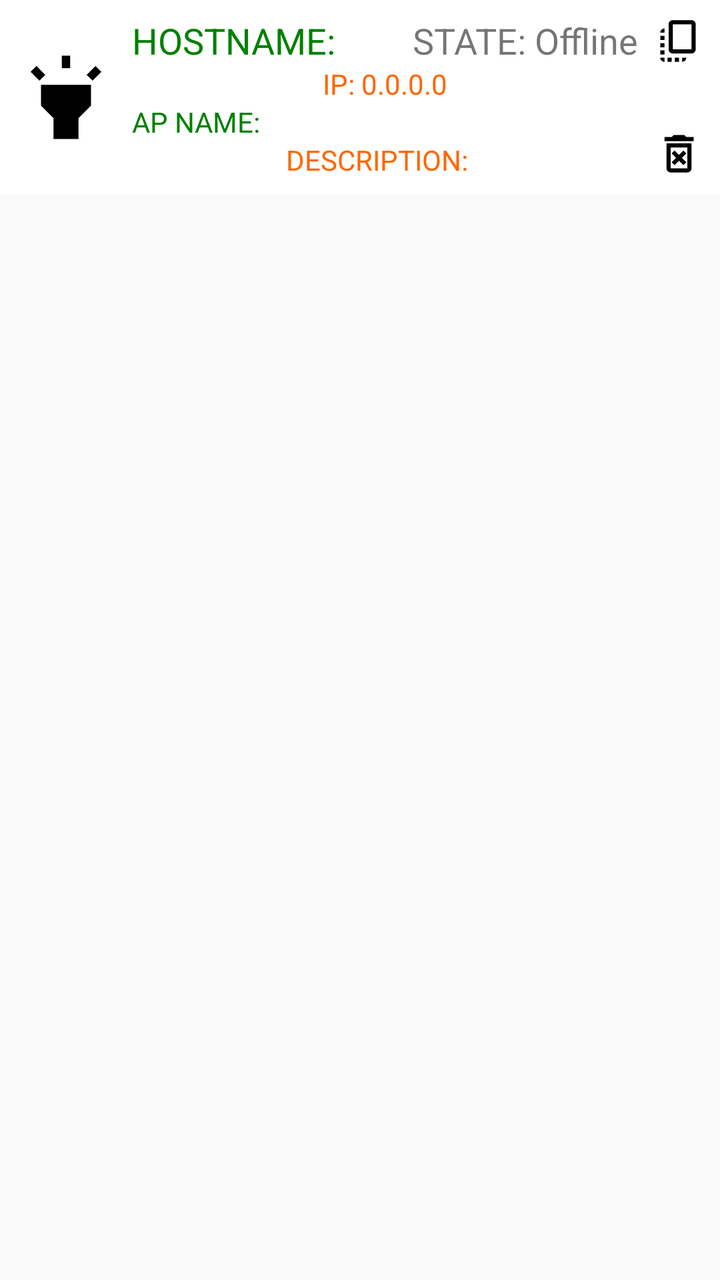
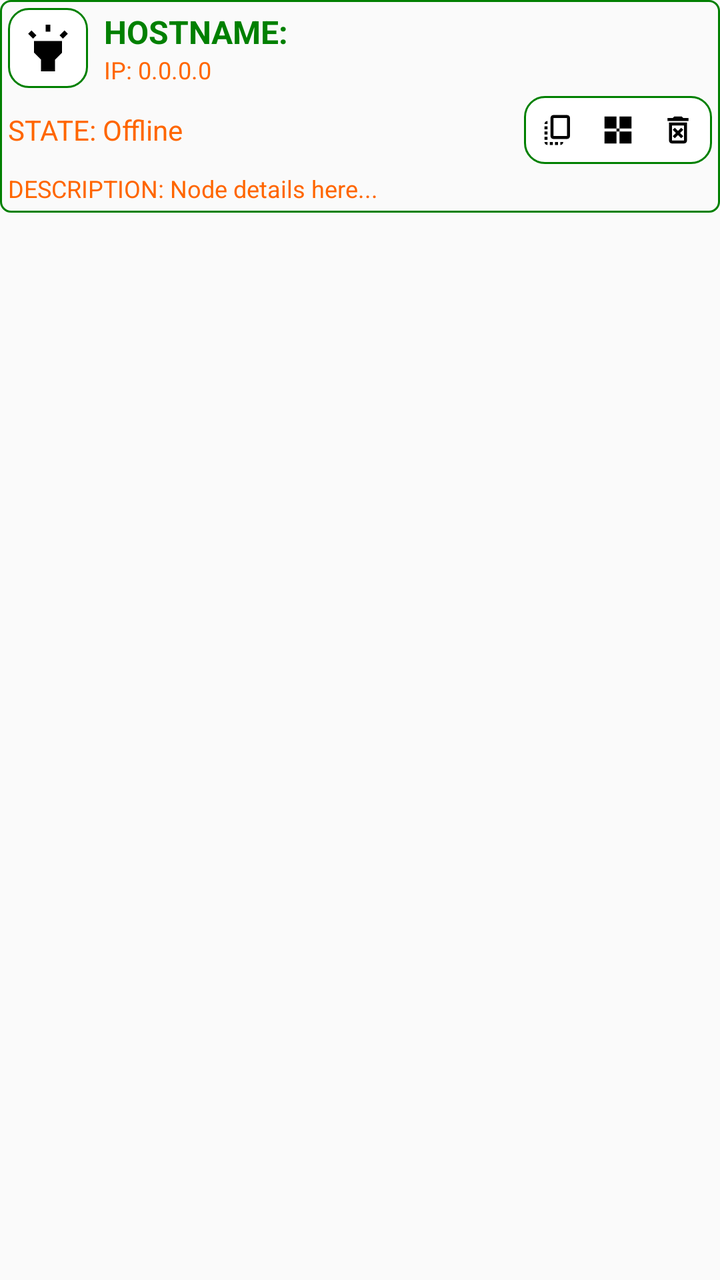

Two renders of the same Android screen: before a commit and after it. Below are the layout's source before the change and the commit's diff.
<!-- AndroidManifest.xml: application theme AppTheme -->
<!-- res/layout/node_view.xml -->
<?xml version="1.0" encoding="utf-8"?>
<FrameLayout xmlns:android="http://schemas.android.com/apk/res/android"
    xmlns:app="http://schemas.android.com/apk/res-auto"
    xmlns:tools="http://schemas.android.com/tools"
    android:layout_width="match_parent"
    android:layout_height="wrap_content"
    android:layout_margin="8dp">

    <androidx.constraintlayout.widget.ConstraintLayout
        android:layout_width="match_parent"
        android:layout_height="wrap_content"
        android:background="@color/colorPrimary">

        <ImageView
            android:id="@+id/imgHighlight"
            android:layout_width="50dp"
            android:layout_height="50dp"
            android:layout_marginStart="8dp"
            android:layout_marginEnd="8dp"
            android:contentDescription="Highlight"
            android:scaleType="fitXY"
            android:src="@drawable/ic_highlight_black_24dp"
            app:layout_constraintBottom_toBottomOf="parent"
            app:layout_constraintStart_toStartOf="parent"
            app:layout_constraintTop_toTopOf="parent" />


        <TextView
            android:id="@+id/tvHostname"
            android:layout_width="wrap_content"
            android:layout_height="wrap_content"
            android:layout_marginStart="8dp"
            android:layout_marginTop="8dp"
            android:text="HOSTNAME:"
            android:textColor="@color/colorAccent"
            android:textSize="18sp"
            app:layout_constraintStart_toEndOf="@+id/imgHighlight"
            app:layout_constraintTop_toTopOf="parent" />

        <TextView
            android:id="@+id/tvIP"
            android:layout_width="wrap_content"
            android:layout_height="wrap_content"
            android:layout_marginStart="8dp"
            android:layout_marginEnd="8dp"
            android:text="IP: 0.0.0.0"
            android:textColor="@color/colorPrimaryDark"
            android:textSize="14sp"
            app:layout_constraintEnd_toStartOf="@+id/imgDuplicate"
            app:layout_constraintLeft_toRightOf="parent"
            app:layout_constraintStart_toEndOf="@+id/imgHighlight"
            app:layout_constraintTop_toBottomOf="@+id/tvHostname" />

        <TextView
            android:id="@+id/tvState"
            android:layout_width="wrap_content"
            android:layout_height="wrap_content"
            android:layout_marginTop="8dp"
            android:layout_marginEnd="8dp"
            android:text="STATE: Offline"
            android:textSize="18sp"
            app:layout_constraintEnd_toStartOf="@+id/imgDuplicate"
            app:layout_constraintTop_toTopOf="parent" />

        <TextView
            android:id="@+id/tvWifiName"
            android:layout_width="wrap_content"
            android:layout_height="wrap_content"
            android:layout_marginStart="8dp"
            android:text="AP NAME:"
            android:textColor="@color/colorAccent"
            android:textSize="14sp"
            app:layout_constraintStart_toEndOf="@+id/imgHighlight"
            app:layout_constraintTop_toBottomOf="@id/tvIP" />

        <TextView
            android:id="@+id/tvDescription"
            android:layout_width="wrap_content"
            android:layout_height="wrap_content"
            android:layout_marginEnd="8dp"
            android:layout_marginBottom="8dp"
            android:text="DESCRIPTION:"
            android:textColor="@color/colorPrimaryDark"
            android:textSize="14sp"
            app:layout_constraintBottom_toBottomOf="parent"
            app:layout_constraintEnd_toStartOf="@+id/imgDelete"
            app:layout_constraintStart_toEndOf="@+id/imgHighlight"
            app:layout_constraintTop_toBottomOf="@id/tvWifiName" />

        <ImageView
            android:id="@+id/imgDuplicate"
            android:layout_width="25dp"
            android:layout_height="25dp"
            android:layout_marginTop="8dp"
            android:layout_marginEnd="8dp"
            android:contentDescription="Duplicate"
            android:scaleType="fitXY"
            android:src="@drawable/ic_copy_black_24dp"
            app:layout_constraintEnd_toEndOf="parent"
            app:layout_constraintTop_toTopOf="parent" />

        <ImageView
            android:id="@+id/imgDelete"
            android:layout_width="25dp"
            android:layout_height="25dp"
            android:layout_marginEnd="8dp"
            android:layout_marginBottom="8dp"
            android:contentDescription="Delete"
            android:scaleType="fitXY"
            android:src="@drawable/ic_delete_forever_24dp"
            app:layout_constraintBottom_toBottomOf="parent"
            app:layout_constraintEnd_toEndOf="parent" />
    </androidx.constraintlayout.widget.ConstraintLayout>


</FrameLayout>
<!-- resources referenced by this layout -->
<resources>
  <color name="colorAccent">#008000</color>
  <color name="colorPrimary">#FFF</color>
  <color name="colorPrimaryDark">#ff6600</color>
  <!-- drawable ic_copy_black_24dp (drawable) -->
  <vector xmlns:android="http://schemas.android.com/apk/res/android"
      android:width="24dp"
      android:height="24dp"
      android:viewportWidth="24"
      android:viewportHeight="24">
    <path
        android:pathData="M18,2H9C7.9,2 7,2.9 7,4v12c0,1.1 0.9,2 2,2h9c1.1,0 2,-0.9 2,-2V4C20,2.9 19.1,2 18,2zM18,16H9V4h9V16zM3,15v-2h2v2H3zM3,9.5h2v2H3V9.5zM10,20h2v2h-2V20zM3,18.5v-2h2v2H3zM5,22c-1.1,0 -2,-0.9 -2,-2h2V22zM8.5,22h-2v-2h2V22zM13.5,22L13.5,22l0,-2h2v0C15.5,21.1 14.6,22 13.5,22zM5,6L5,6l0,2H3v0C3,6.9 3.9,6 5,6z"
        android:fillColor="#000000"/>
  </vector>
  <!-- drawable ic_delete_forever_24dp (drawable) -->
  <vector xmlns:android="http://schemas.android.com/apk/res/android"
      android:width="24dp"
      android:height="24dp"
      android:viewportWidth="24"
      android:viewportHeight="24">
    <path
        android:pathData="M14.12,10.47L12,12.59l-2.13,-2.12 -1.41,1.41L10.59,14l-2.12,2.12 1.41,1.41L12,15.41l2.12,2.12 1.41,-1.41L13.41,14l2.12,-2.12zM15.5,4l-1,-1h-5l-1,1H5v2h14V4zM6,19c0,1.1 0.9,2 2,2h8c1.1,0 2,-0.9 2,-2V7H6v12zM8,9h8v10H8V9z"
        android:fillColor="#000000"/>
  </vector>
  <!-- drawable ic_highlight_black_24dp (drawable) -->
  <vector xmlns:android="http://schemas.android.com/apk/res/android"
      android:width="24dp"
      android:height="24dp"
      android:viewportWidth="24"
      android:viewportHeight="24">
    <path
        android:pathData="M6,14l3,3v5h6v-5l3,-3V9H6V14zM11,2h2v3h-2V2zM3.5,5.88l1.41,-1.41l2.12,2.12L5.62,8L3.5,5.88zM16.96,6.59l2.12,-2.12l1.41,1.41L18.38,8L16.96,6.59z"
        android:fillColor="#000000"/>
  </vector>
  <style name="AppTheme" parent="Theme.AppCompat.Light.NoActionBar">
          
          <item name="colorPrimary">@color/colorPrimary</item>
          <item name="colorPrimaryDark">@color/colorPrimaryDark</item>
          <item name="colorAccent">@color/colorAccent</item>
          <item name="windowNoTitle">true</item>
      </style>
</resources>

<!-- the commit's change to res/layout/node_view.xml (unified diff, before → after) -->
@@ -4,113 +4,118 @@
     xmlns:tools="http://schemas.android.com/tools"
     android:layout_width="match_parent"
     android:layout_height="wrap_content"
-    android:layout_margin="8dp">
+    android:layout_margin="4dp">
 
-    <androidx.constraintlayout.widget.ConstraintLayout
+    <RelativeLayout
         android:layout_width="match_parent"
         android:layout_height="wrap_content"
-        android:background="@color/colorPrimary">
+        android:background="@drawable/border"
+        android:padding="4dp">
 
-        <ImageView
-            android:id="@+id/imgHighlight"
-            android:layout_width="50dp"
-            android:layout_height="50dp"
-            android:layout_marginStart="8dp"
-            android:layout_marginEnd="8dp"
-            android:contentDescription="Highlight"
-            android:scaleType="fitXY"
-            android:src="@drawable/ic_highlight_black_24dp"
-            app:layout_constraintBottom_toBottomOf="parent"
-            app:layout_constraintStart_toStartOf="parent"
-            app:layout_constraintTop_toTopOf="parent" />
+        <LinearLayout
+            android:layout_width="match_parent"
+            android:layout_height="wrap_content"
+            android:orientation="vertical">
 
+            <LinearLayout
+                android:layout_width="match_parent"
+                android:layout_height="wrap_content"
+                android:gravity="center_vertical"
+                android:orientation="horizontal">
 
-        <TextView
-            android:id="@+id/tvHostname"
-            android:layout_width="wrap_content"
-            android:layout_height="wrap_content"
-            android:layout_marginStart="8dp"
-            android:layout_marginTop="8dp"
-            android:text="HOSTNAME:"
-            android:textColor="@color/colorAccent"
-            android:textSize="18sp"
-            app:layout_constraintStart_toEndOf="@+id/imgHighlight"
-            app:layout_constraintTop_toTopOf="parent" />
+                <ImageView
+                    android:id="@+id/imgHighlight"
+                    android:layout_width="40dp"
+                    android:layout_height="40dp"
+                    android:background="@drawable/border3"
+                    android:padding="6dp"
+                    android:scaleType="fitXY"
+                    android:src="@drawable/ic_highlight_black_24dp" />
 
-        <TextView
-            android:id="@+id/tvIP"
-            android:layout_width="wrap_content"
-            android:layout_height="wrap_content"
-            android:layout_marginStart="8dp"
-            android:layout_marginEnd="8dp"
-            android:text="IP: 0.0.0.0"
-            android:textColor="@color/colorPrimaryDark"
-            android:textSize="14sp"
-            app:layout_constraintEnd_toStartOf="@+id/imgDuplicate"
-            app:layout_constraintLeft_toRightOf="parent"
-            app:layout_constraintStart_toEndOf="@+id/imgHighlight"
-            app:layout_constraintTop_toBottomOf="@+id/tvHostname" />
+                <LinearLayout
+                    android:layout_width="match_parent"
+                    android:layout_height="wrap_content"
+                    android:orientation="vertical"
+                    android:paddingStart="8dp">
 
-        <TextView
-            android:id="@+id/tvState"
-            android:layout_width="wrap_content"
-            android:layout_height="wrap_content"
-            android:layout_marginTop="8dp"
-            android:layout_marginEnd="8dp"
-            android:text="STATE: Offline"
-            android:textSize="18sp"
-            app:layout_constraintEnd_toStartOf="@+id/imgDuplicate"
-            app:layout_constraintTop_toTopOf="parent" />
+                    <TextView
+                        android:id="@+id/tvHostname"
+                        android:layout_width="wrap_content"
+                        android:layout_height="wrap_content"
+                        android:text="HOSTNAME:"
+                        android:textColor="@color/colorAccent"
+                        android:textSize="16sp"
+                        android:textStyle="bold" />
 
-        <TextView
-            android:id="@+id/tvWifiName"
-            android:layout_width="wrap_content"
-            android:layout_height="wrap_content"
-            android:layout_marginStart="8dp"
-            android:text="AP NAME:"
-            android:textColor="@color/colorAccent"
-            android:textSize="14sp"
-            app:layout_constraintStart_toEndOf="@+id/imgHighlight"
-            app:layout_constraintTop_toBottomOf="@id/tvIP" />
+                    <TextView
+                        android:id="@+id/tvIP"
+                        android:layout_width="wrap_content"
+                        android:layout_height="wrap_content"
+                        android:text="IP: 0.0.0.0"
+                        android:textColor="@color/colorPrimaryDark"
+                        android:textSize="12sp" />
+                </LinearLayout>
+            </LinearLayout>
 
-        <TextView
-            android:id="@+id/tvDescription"
-            android:layout_width="wrap_content"
-            android:layout_height="wrap_content"
-            android:layout_marginEnd="8dp"
-            android:layout_marginBottom="8dp"
-            android:text="DESCRIPTION:"
-            android:textColor="@color/colorPrimaryDark"
-            android:textSize="14sp"
-            app:layout_constraintBottom_toBottomOf="parent"
-            app:layout_constraintEnd_toStartOf="@+id/imgDelete"
-            app:layout_constraintStart_toEndOf="@+id/imgHighlight"
-            app:layout_constraintTop_toBottomOf="@id/tvWifiName" />
+            <LinearLayout
+                android:layout_width="match_parent"
+                android:layout_height="wrap_content"
+                android:orientation="horizontal"
+                android:gravity="center_vertical"
+                android:layout_marginTop="4dp">
 
-        <ImageView
-            android:id="@+id/imgDuplicate"
-            android:layout_width="25dp"
-            android:layout_height="25dp"
-            android:layout_marginTop="8dp"
-            android:layout_marginEnd="8dp"
-            android:contentDescription="Duplicate"
-            android:scaleType="fitXY"
-            android:src="@drawable/ic_copy_black_24dp"
-            app:layout_constraintEnd_toEndOf="parent"
-            app:layout_constraintTop_toTopOf="parent" />
+                <TextView
+                    android:id="@+id/tvState"
+                    android:layout_width="0dp"
+                    android:layout_height="wrap_content"
+                    android:layout_weight="1"
+                    android:text="STATE: Offline"
+                    android:textColor="@color/colorPrimaryDark"
+                    android:textSize="14sp" />
 
-        <ImageView
-            android:id="@+id/imgDelete"
-            android:layout_width="25dp"
-            android:layout_height="25dp"
-            android:layout_marginEnd="8dp"
-            android:layout_marginBottom="8dp"
-            android:contentDescription="Delete"
-            android:scaleType="fitXY"
-            android:src="@drawable/ic_delete_forever_24dp"
-            app:layout_constraintBottom_toBottomOf="parent"
-            app:layout_constraintEnd_toEndOf="parent" />
-    </androidx.constraintlayout.widget.ConstraintLayout>
+                <LinearLayout
+                    android:id="@+id/active_actions_layout"
+                    android:layout_width="wrap_content"
+                    android:layout_height="wrap_content"
+                    android:background="@drawable/border3"
+                    android:orientation="horizontal"
+                    android:padding="2dp">
 
+                    <ImageView
+                        android:id="@+id/imgDuplicate"
+                        android:layout_width="30dp"
+                        android:layout_height="30dp"
+                        android:padding="6dp"
+                        android:scaleType="fitXY"
+                        android:src="@drawable/ic_copy_black_24dp" />
+
+                    <ImageView
+                        android:id="@+id/imgQrCode"
+                        android:layout_width="30dp"
+                        android:layout_height="30dp"
+                        android:padding="6dp"
+                        android:scaleType="fitXY"
+                        android:src="@drawable/ic_qr_code_black_24dp" />
+
+                    <ImageView
+                        android:id="@+id/imgDelete"
+                        android:layout_width="30dp"
+                        android:layout_height="30dp"
+                        android:padding="6dp"
+                        android:scaleType="fitXY"
+                        android:src="@drawable/ic_delete_forever_24dp" />
+                </LinearLayout>
+            </LinearLayout>
+
+            <TextView
+                android:id="@+id/tvDescription"
+                android:layout_width="match_parent"
+                android:layout_height="wrap_content"
+                android:layout_marginTop="4dp"
+                android:text="DESCRIPTION: Node details here..."
+                android:textColor="@color/colorPrimaryDark"
+                android:textSize="12sp" />
+        </LinearLayout>
+    </RelativeLayout>
 
 </FrameLayout>
<!-- resource entries referenced after the edit -->
@@ -3,6 +3,19 @@
   <color name="colorAccent">#008000</color>
   <color name="colorPrimary">#FFF</color>
   <color name="colorPrimaryDark">#ff6600</color>
+  <!-- drawable border (drawable) -->
+  <?xml version="1.0" encoding="utf-8"?>
+  <shape xmlns:android="http://schemas.android.com/apk/res/android" android:shape="rectangle">
+      <stroke android:color="@color/colorAccent" android:width="1dp"/>
+      <corners android:radius="5dp"/>
+  </shape>
+  <!-- drawable border3 (drawable) -->
+  <?xml version="1.0" encoding="utf-8"?>
+  <shape xmlns:android="http://schemas.android.com/apk/res/android" android:shape="rectangle">
+      <stroke android:color="@color/colorAccent" android:width="1dp"/>
+      <corners android:radius="10dp"/>
+      <solid android:color="@color/colorPrimary"/>
+  </shape>
   <!-- drawable ic_copy_black_24dp (drawable) -->
   <vector xmlns:android="http://schemas.android.com/apk/res/android"
       android:width="24dp"
@@ -33,10 +46,19 @@
         android:pathData="M6,14l3,3v5h6v-5l3,-3V9H6V14zM11,2h2v3h-2V2zM3.5,5.88l1.41,-1.41l2.12,2.12L5.62,8L3.5,5.88zM16.96,6.59l2.12,-2.12l1.41,1.41L18.38,8L16.96,6.59z"
         android:fillColor="#000000"/>
   </vector>
+  <!-- drawable ic_qr_code_black_24dp (drawable) -->
+  <vector xmlns:android="http://schemas.android.com/apk/res/android"
+      android:width="24dp"
+      android:height="24dp"
+      android:viewportWidth="24"
+      android:viewportHeight="24"
+      android:tint="#000000">
+      <path
+          android:fillColor="@android:color/white"
+          android:pathData="M3,3h8v8H3V3zM13,3h8v8h-8V3zM3,13h8v8H3v-8zM13,13h8v8h-8v-8zM11,11h2v2h-2v-2z"/>
+  </vector>
   <style name="AppTheme" parent="Theme.AppCompat.Light.NoActionBar">
           
-          <item name="colorPrimary">@color/colorPrimary</item>
-          <item name="colorPrimaryDark">@color/colorPrimaryDark</item>
           <item name="colorAccent">@color/colorAccent</item>
           <item name="windowNoTitle">true</item>
       </style>
